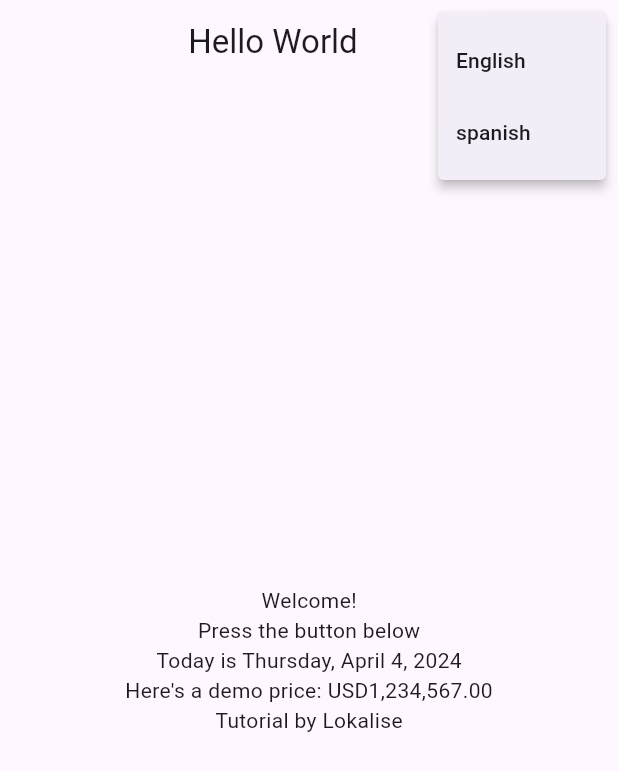
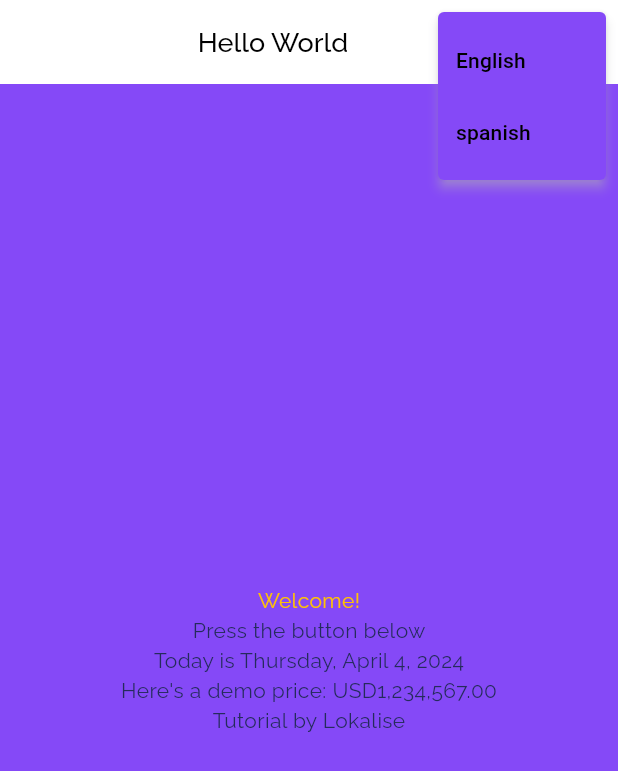
Before and after one commit to BilalYamin127/localization, a Flutter app: the screen it shows after launch, after a tap on the "more vert" icon, on a phone screen of 412 x 824 dp. Shown: the top 771 px of the screen. Run offline on Flutter 3.47's test engine with Material 3 defaults, Android fonts, the phone set to English and light mode, and no system bars; our stand-ins replace flutter_riverpod, google_fonts, shared_preferences; generated files the repository leaves out were written again.

Commit message:
final commit

```diff
--- /dev/null
+++ b/lib/app_colors.dart
@@ -0,0 +1,36 @@
+import 'package:flutter/material.dart';
+
+class AppColors {
+  static const Color primary = Colors.white;
+  static const Color secondary = Colors.black;
+  static const Color lightGrey = Colors.grey;
+  static const Color darkGrey = Color.fromARGB(255, 107, 107, 107);
+  static const Color transparent = Colors.transparent;
+  static const Color darkBlue = Color(0xff252c5c);
+  static const Color blackBlue = Color(0xff252b5c);
+  static const Color fieldGrey = Color(0xfff5f4f8);
+  static const Color purple = Color(0xff8549f7);
+  static const Color logoButton = Color(0xffF5F4F8);
+  static const Color dividerColor = Color(0xffA1A5C1);
+  static const Color textColor = Color(0xff53587A);
+  static const Color appButtoncolor = Color(0xff634AFD);
+  static const Color appSelectDropdowncolor = Color(0xffBFC4E8);
+  static const Color fieldTextcolor = Color(0xffA1A5C1);
+  static const Color blackpurple = Color(0xff252c5c);
+  static const Color darkblue = Color(0xff252B5C);
+  static const Color lightpurple = Color(0xff53587A);
+  static const Color red = Color(0xffFD5F4A);
+  static const Color amber = Colors.amber;
+  static const Color greyDark = Color(0xff3F467C);
+  static const Color blue = Color(0xff634AFD);
+  static const Color appYearsline = Color(0xffC4C4C4);
+  static const Color redColor = Colors.red;
+  static const Color greenColor = Color(0xff11CF74);
+  static const Color textMessageBtnColor = Color(0xff0079DC);
+  static const Color appThemeColor = Color(0xff0079dc);
+  static const Color shadowColor = Color(0xffA1A5C1);
+  static const Color callAttendColor = Color(0xfff476a5);
+  static const Color onboardingButton = Color(0xff6196DE);
+  static const Color overlayColor = Color.fromRGBO(0, 0, 0, 0.34);
+  static const Color dividerContractColor = Color(0xffD9D9D9);
+}
--- /dev/null
+++ b/lib/app_theme.dart
@@ -0,0 +1,146 @@
+import 'package:flutter/material.dart';
+import 'package:flutter/services.dart';
+import 'package:google_fonts/google_fonts.dart';
+
+import 'package:localization/app_colors.dart';
+
+class AppColorSchemes {
+  static const lightColorScheme = ColorScheme.light(
+      primary: AppColors.primary,
+      inversePrimary: AppColors.secondary,
+      tertiary: AppColors.lightGrey,
+      surface: AppColors.purple,
+      surfaceVariant: AppColors.blackpurple,
+      shadow: AppColors.fieldGrey,
+      outline: AppColors.blue,
+      inverseSurface: AppColors.darkblue,
+      tertiaryContainer: AppColors.darkBlue,
+      onInverseSurface: AppColors.lightpurple,
+      onTertiary: AppColors.darkGrey);
+  static const darkColorScheme = ColorScheme.dark(
+      primary: AppColors.secondary,
+      inversePrimary: AppColors.primary,
+      tertiary: AppColors.darkGrey,
+      onSurface: AppColors.purple,
+      shadow: AppColors.fieldGrey,
+      outline: AppColors.blue,
+      onInverseSurface: AppColors.darkblue,
+      onSurfaceVariant: AppColors.blackpurple,
+      inverseSurface: AppColors.primary);
+}
+
+class AppTheme {
+  static final lightThemeCopy = ThemeData(
+      datePickerTheme: const DatePickerThemeData(
+        backgroundColor: AppColors.primary,
+        todayBackgroundColor: MaterialStatePropertyAll(AppColors.secondary),
+      ),
+      colorScheme: AppColorSchemes.lightColorScheme,
+      textSelectionTheme:
+          const TextSelectionThemeData(cursorColor: AppColors.secondary),
+      visualDensity: VisualDensity.adaptivePlatformDensity,
+      appBarTheme: AppBarTheme(
+        systemOverlayStyle: SystemUiOverlayStyle.dark,
+        elevation: 0,
+        backgroundColor: AppColorSchemes.lightColorScheme.primary,
+      ),
+      textTheme: AppTextTheme.textTheme(AppColorSchemes.lightColorScheme),
+      elevatedButtonTheme: ElevatedButtonThemeData(
+        style: ElevatedButton.styleFrom(
+            elevation: 5,
+            shadowColor: AppColors.shadowColor.withOpacity(0.5),
+            backgroundColor: AppColors.appThemeColor,
+            foregroundColor: AppColors.primary,
+            shape:
+                RoundedRectangleBorder(borderRadius: BorderRadius.circular(25)),
+            minimumSize: const Size(double.infinity, 50),
+            textStyle:
+                const TextStyle(fontSize: 14, fontWeight: FontWeight.w600)),
+      ),
+      textButtonTheme: TextButtonThemeData(
+        style: TextButton.styleFrom(
+          foregroundColor: AppColors.appThemeColor,
+          textStyle: const TextStyle(
+              fontSize: 12,
+              fontWeight: FontWeight.w600,
+              color: AppColors.appThemeColor), // Add your text style here
+        ),
+      ),
+      dialogTheme: DialogTheme(
+          backgroundColor: AppColors.appThemeColor.withOpacity(0.5),
+          surfaceTintColor: Colors.transparent));
+  static final darkTheme = ThemeData(
+    colorScheme: AppColorSchemes.darkColorScheme,
+    visualDensity: VisualDensity.adaptivePlatformDensity,
+    appBarTheme: AppBarTheme(
+      systemOverlayStyle: SystemUiOverlayStyle.light,
+      elevation: 5,
+      shadowColor: AppColors.shadowColor.withOpacity(0.5),
+      backgroundColor: AppColorSchemes.darkColorScheme.primary,
+    ),
+    textTheme: AppTextTheme.textTheme(AppColorSchemes.darkColorScheme),
+    elevatedButtonTheme: ElevatedButtonThemeData(
+      style: ElevatedButton.styleFrom(
+          elevation: 0,
+          backgroundColor: AppColors.appThemeColor,
+          foregroundColor: AppColors.primary,
+          shape:
+              RoundedRectangleBorder(borderRadius: BorderRadius.circular(25)),
+          minimumSize: const Size(double.infinity, 50),
+          textStyle: const TextStyle(fontSize: 12)),
+    ),
+  );
+}
+
+class AppTextTheme {
+  static TextTheme textTheme(ColorScheme colorScheme) => TextTheme(
+        /// Use this for titles like in app bars etc
+        displayLarge: GoogleFonts.raleway(
+          color: colorScheme.inverseSurface,
+          fontSize: 25,
+          fontWeight: FontWeight.w500,
+        ),
+
+        /// Use this for attribute title or sub headings
+        titleLarge: GoogleFonts.raleway(
+          color: colorScheme.inverseSurface,
+          fontSize: 18,
+          fontWeight: FontWeight.w500,
+        ),
+
+        /// Use this for when to bold any kind of attributes in a card or UI widget
+        bodyLarge: GoogleFonts.raleway(
+          color: colorScheme.inverseSurface,
+          fontSize: 14,
+          fontWeight: FontWeight.w600,
+        ),
+
+        /// Use this for any kind of attributes in a card or UI widget
+        bodyMedium: GoogleFonts.raleway(
+          color: colorScheme.inverseSurface,
+          fontSize: 14,
+          fontWeight: FontWeight.w400,
+        ),
+
+        /// Used for bold headings of textfields and other widgets
+        titleMedium: GoogleFonts.raleway(
+          color: colorScheme.inverseSurface,
+          fontSize: 16,
+          fontWeight: FontWeight.w600,
+        ),
+
+        /// Used for non bold/regular headings of textfields and other widgets
+        titleSmall: GoogleFonts.raleway(
+          color: colorScheme.inverseSurface,
+          fontSize: 16,
+          fontWeight: FontWeight.w400,
+        ),
+
+        /// Use this for any kind of attributes in a card or UI widget
+        bodySmall: GoogleFonts.raleway(
+          fontWeight: FontWeight.w400,
+          color: colorScheme.inverseSurface,
+          fontSize: 12,
+        ),
+      );
+}
--- a/lib/home_screen.dart
+++ b/lib/home_screen.dart
@@ -1,42 +1,51 @@
 import 'package:flutter/material.dart';
 
 import 'package:flutter_gen/gen_l10n/app_localizations.dart';
+import 'package:flutter_riverpod/flutter_riverpod.dart';
 import 'package:localization/language_change.dart';
-import 'package:provider/provider.dart';
 
-enum language { english, spanish }
+enum Language { english, spanish }
 
-class HomeScreen extends StatefulWidget {
+class HomeScreen extends ConsumerStatefulWidget {
   const HomeScreen({super.key});
 
   @override
-  State<HomeScreen> createState() => _HomeScreenState();
+  ConsumerState<HomeScreen> createState() => _HomeScreenState();
 }
 
-class _HomeScreenState extends State<HomeScreen> {
+@override
+class _HomeScreenState extends ConsumerState<HomeScreen> {
+  @override
+  void initState() {
+    super.initState();
+    WidgetsBinding.instance.addPostFrameCallback((timeStamp) {
+      ref.read(languagechangeProvider);
+    });
+  }
+
   @override
   Widget build(BuildContext context) {
     return Scaffold(
         appBar: AppBar(
           actions: [
-          Consumer<LanguageChangeNotifier>(
-            builder: (context, provider, child) {
-              return PopupMenuButton(
-                onSelected: (language item) {
-                  if (language.english.name == (item.name)) {
-                    provider.changeLanguage(const Locale('en'));
+            PopupMenuButton(
+              onSelected: (Language item) {
+                if (Language.english == item) {
+                  ref
+                      .read(languagechangeProvider.notifier)
+                      .changelanguage(const Locale('en'));
                 } else {
-                    provider.changeLanguage(const Locale('es'));
+                  ref
+                      .read(languagechangeProvider.notifier)
+                      .changelanguage(const Locale('es'));
                 }
               },
-                itemBuilder: (context) => <PopupMenuEntry<language>>[
+              itemBuilder: (context) => <PopupMenuEntry<Language>>[
                 const PopupMenuItem(
-                      value: language.english, child: Text('English')),
+                    value: Language.english, child: Text('English')),
                 const PopupMenuItem(
-                      value: language.spanish, child: Text('spanish')),
+                    value: Language.spanish, child: Text('spanish')),
               ],
-              );
-            },
             )
           ],
           title: Center(child: Text(AppLocalizations.of(context)!.helloWorld)),
@@ -45,14 +54,16 @@ class _HomeScreenState extends State<HomeScreen> {
           child: Column(
             mainAxisAlignment: MainAxisAlignment.center,
             children: [
-            Text(AppLocalizations.of(context)!.welcome),
+              Text(
+                AppLocalizations.of(context)!.welcome,
+                style: TextStyle(color: Colors.amber),
+              ),
               Text(AppLocalizations.of(context)!.pressButton),
               Text(AppLocalizations.of(context)!.currentDate(DateTime.now())),
               Text(AppLocalizations.of(context)!.currencyDemo(1234567)),
               Text(AppLocalizations.of(context)!.createdBy('Lokalise')),
             ],
           ),
-      ),
-    );
+        ));
   }
 }
--- a/lib/language_change.dart
+++ b/lib/language_change.dart
@@ -1,19 +1,50 @@
+// ignore_for_file: public_member_api_docs, sort_constructors_first
 import 'package:flutter/material.dart';
+import 'package:flutter_riverpod/flutter_riverpod.dart';
 import 'package:shared_preferences/shared_preferences.dart';
 
-class LanguageChangeNotifier extends ChangeNotifier {
-  Locale? _appLocale;
-  Locale? get appLocale => _appLocale;
+class LanguageChangeState {
+  Locale? appLocale;
+  bool? isLoading;
+  LanguageChangeState({
+    this.appLocale,
+    this.isLoading,
+  });
+  Locale? get appLocales => appLocale;
 
-  void changeLanguage(Locale type) async {
+  LanguageChangeState copyWith({
+    Locale? appLocale,
+    bool? isLoading,
+  }) {
+    return LanguageChangeState(
+      appLocale: appLocale ?? this.appLocale,
+      isLoading: isLoading ?? this.isLoading,
+    );
+  }
+
+  @override
+  String toString() =>
+      'LanguageChangeState(appLocale: $appLocale, isLoading: $isLoading)';
+}
+
+class LanguageNotifier extends Notifier<LanguageChangeState> {
+  @override
+  build() {
+    return LanguageChangeState(isLoading: false);
+  }
+
+  Future<void> changelanguage(Locale type) async {
     SharedPreferences sp = await SharedPreferences.getInstance();
+    state = LanguageChangeState(appLocale: type);
 
-    _appLocale = type;
     if (type == const Locale('en')) {
       await sp.setString('language_code', 'en');
     } else {
       await sp.setString('language_code', 'es');
     }
-    notifyListeners();
   }
 }
+
+final languagechangeProvider =
+    NotifierProvider<LanguageNotifier, LanguageChangeState>(
+        LanguageNotifier.new);
--- a/lib/main.dart
+++ b/lib/main.dart
@@ -1,45 +1,57 @@
 import 'package:flutter/material.dart';
+import 'package:flutter_riverpod/flutter_riverpod.dart';
+import 'package:localization/app_theme.dart';
 import 'package:localization/home_screen.dart';
 import 'package:flutter_localizations/flutter_localizations.dart';
 import 'package:flutter_gen/gen_l10n/app_localizations.dart';
 import 'package:localization/language_change.dart';
-import 'package:provider/provider.dart';
+
+import 'package:localization/providers/theme_provider.dart';
+
 import 'package:shared_preferences/shared_preferences.dart';
 
 void main() async {
   WidgetsFlutterBinding.ensureInitialized();
   SharedPreferences sp = await SharedPreferences.getInstance();
-  final String languagecode = sp.getString('language_code') ?? '';
-  print(languagecode);
-  runApp(MyApp(
-    locale: languagecode,
+  final String languageCode = sp.getString('language_code') ?? '';
+
+  runApp(ProviderScope(
+    child: MyApp(
+      locale: languageCode,
+    ),
   ));
 }
 
-class MyApp extends StatelessWidget {
+class MyApp extends ConsumerStatefulWidget {
   final String locale;
-  MyApp({super.key, required this.locale});
+  const MyApp({super.key, required this.locale});
 
   @override
+  ConsumerState<MyApp> createState() => _MyAppState();
+}
+
+class _MyAppState extends ConsumerState<MyApp> {
+  @override
   Widget build(BuildContext context) {
-    return MultiProvider(
-        providers: [
-          ChangeNotifierProvider(create: (_) => LanguageChangeNotifier())
-        ],
-        child: Consumer<LanguageChangeNotifier>(
-          builder: (context, provider, child) {
-            if (locale.isNotEmpty && provider.appLocale == null) {
-              print('Setting appLocale to $locale');
-              provider.changeLanguage(Locale(locale));
+    final locale = widget.locale;
+
+    final themeMode = ref.watch(themeModeProvider);
+    final localefromprovider = ref.watch(languagechangeProvider).appLocale;
+    if (locale.isNotEmpty && localefromprovider == null) {
+      ref.read(languagechangeProvider.notifier).changelanguage(Locale(locale));
     }
     return MaterialApp(
+      theme: themeMode == ThemeMode.light
+          ? AppTheme.lightThemeCopy
+          : AppTheme.darkTheme,
+      darkTheme: AppTheme.darkTheme,
       title: 'Simple App',
-              locale: provider.appLocale ?? const Locale('en'),
+      locale: localefromprovider ?? const Locale('en'),
       localizationsDelegates: const [
         AppLocalizations.delegate,
         GlobalMaterialLocalizations.delegate,
         GlobalWidgetsLocalizations.delegate,
-                GlobalCupertinoLocalizations.delegate
+        GlobalCupertinoLocalizations.delegate,
       ],
       supportedLocales: const [
         Locale('en'),
@@ -47,7 +59,5 @@ class MyApp extends StatelessWidget {
       ],
       home: const HomeScreen(),
     );
-          },
-        ));
   }
 }
--- /dev/null
+++ b/lib/providers/theme_provider.dart
@@ -0,0 +1,4 @@
+import 'package:flutter/material.dart';
+import 'package:flutter_riverpod/flutter_riverpod.dart';
+
+final themeModeProvider = StateProvider((ref) => ThemeMode.light);
--- a/pubspec.yaml
+++ b/pubspec.yaml
@@ -41,6 +41,8 @@ dependencies:
   flutter_localizations:
     sdk: flutter
   shared_preferences: ^2.2.2
+  google_fonts: ^6.2.1
+  flutter_riverpod: ^2.5.1
 
 dev_dependencies:
   flutter_test:
```
Also changed, not shown: pubspec.lock, 2 other files. Lines whose indentation alone changed are shown as unchanged.
